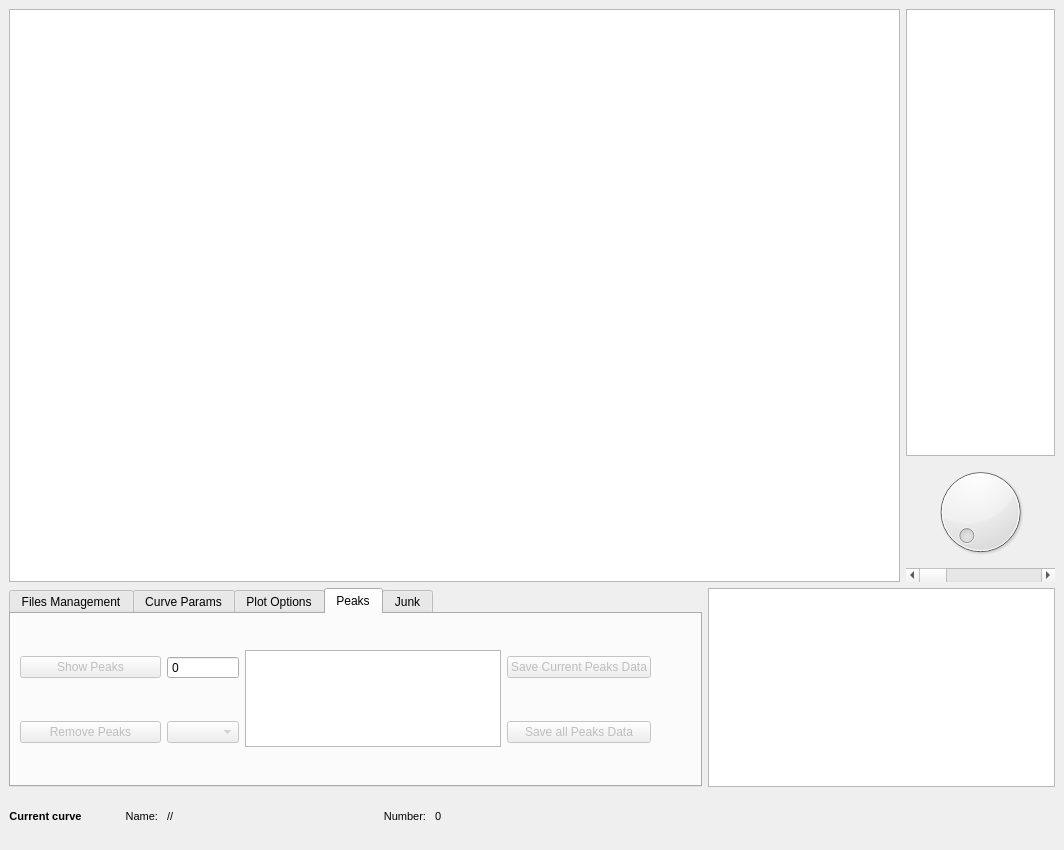
Old version of the form qt/SiMPlE_main.ui in the repository lando1784/SiMPlE.
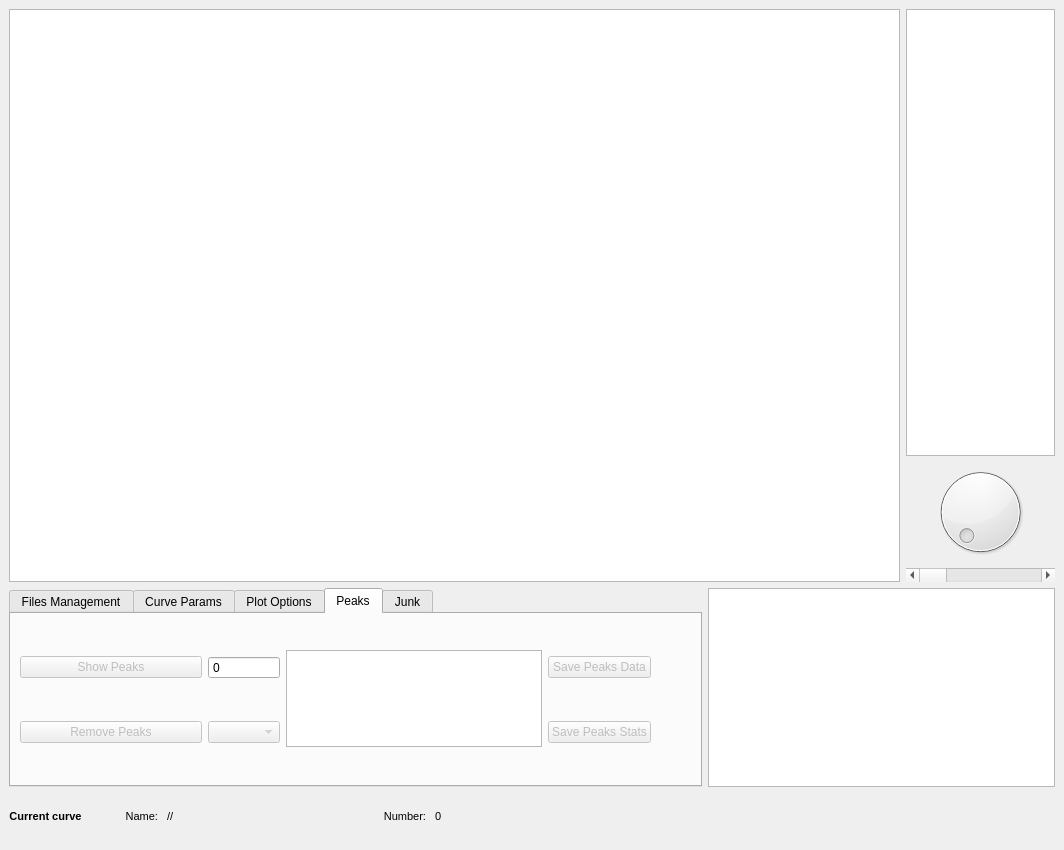
New version of the form. The open tabs and pages were chosen to show the change. Custom widgets are drawn as their Qt base class.

Commit message:
e 019 - Peaks saving
Now SiMPlE saves peaks features in a spreadsheet file. Also, some minor
bugs have been fixed.

The edit to the form file:
```diff
--- a/qt/SiMPlE_main.ui
+++ b/qt/SiMPlE_main.ui
@@ -705,7 +705,7 @@
              <bool>false</bool>
             </property>
             <property name="text">
-             <string>Save all Peaks Data</string>
+             <string>Save Peaks Stats</string>
             </property>
            </widget>
           </item>
@@ -715,7 +715,7 @@
              <bool>false</bool>
             </property>
             <property name="text">
-             <string>Save Current Peaks Data</string>
+             <string>Save Peaks Data</string>
             </property>
            </widget>
           </item>
```
Left out of the diff: 2 changed lines with no effect on the pictures. The commit also changes 6 other files.
